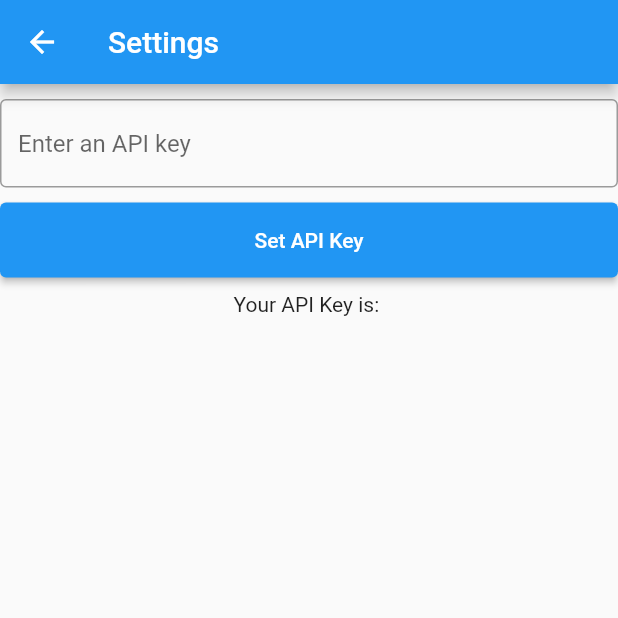
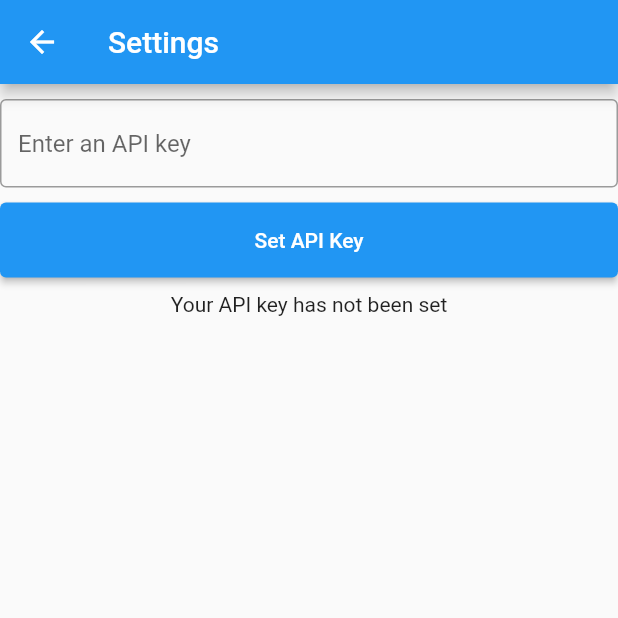
Before and after one commit to LachlanBWWright/Flutter_Timetable, a Flutter app: the SettingsScreen screen opened directly, after a tap on "Set API Key", on a phone screen of 412 x 824 dp, the top half of it. Run offline on Flutter 3.47's test engine with Material 2 defaults, Android fonts, the phone set to English and light mode, and no system bars; our stand-ins replace shared_preferences; accounts and stored records are empty.

```diff
--- a/lib/settings.dart
+++ b/lib/settings.dart
@@ -1,6 +1,7 @@
 // ignore_for_file: prefer_const_literals_to_create_immutables
 
 import 'package:flutter/material.dart';
+import 'package:shared_preferences/shared_preferences.dart';
 
 class SettingsScreen extends StatefulWidget {
   const SettingsScreen({Key? key}) : super(key: key);
@@ -11,11 +12,13 @@ class SettingsScreen extends StatefulWidget {
 
 class _SettingsScreenState extends State<SettingsScreen> {
   final keyController = TextEditingController();
+  String _apiKey = "";
 
   //This is akin to ReactJS' componentDidMount()
   @override
   void initState() {
     super.initState();
+    _loadApiKey();
   }
 
   //This is akin to ReactJS' componentWillUnmount()
@@ -23,6 +26,21 @@ class _SettingsScreenState extends State<SettingsScreen> {
   void dispose() {
     keyController.dispose();
     super.dispose(); //Calls parent's dispose function
+  }
+
+  Future<void> _loadApiKey() async {
+    final prefs = await SharedPreferences.getInstance();
+    setState(() {
+      _apiKey = prefs.getString('apiKey') ?? "";
+    });
+  }
+
+  Future<void> _setApiKey() async {
+    final prefs = await SharedPreferences.getInstance();
+    setState(() {
+      _apiKey = keyController.text;
+      prefs.setString('apiKey', keyController.text);
+    });
   }
 
   @override
@@ -42,15 +60,15 @@ class _SettingsScreenState extends State<SettingsScreen> {
                 ),
                 const SizedBox(height: 10),
                 ElevatedButton(
-                  onPressed: () {
-                    //print(keyController.text);
-                  },
+                  onPressed: _setApiKey,
                   style: ElevatedButton.styleFrom(
                       minimumSize: const Size.fromHeight(50)),
                   child: const Text('Set API Key'),
                 ),
                 const SizedBox(height: 10),
-                const Text('Your API Key is: ')
+                Text(_apiKey == ""
+                    ? 'Your API key has not been set'
+                    : 'Your API Key is: $_apiKey')
               ],
             )));
   }
```
